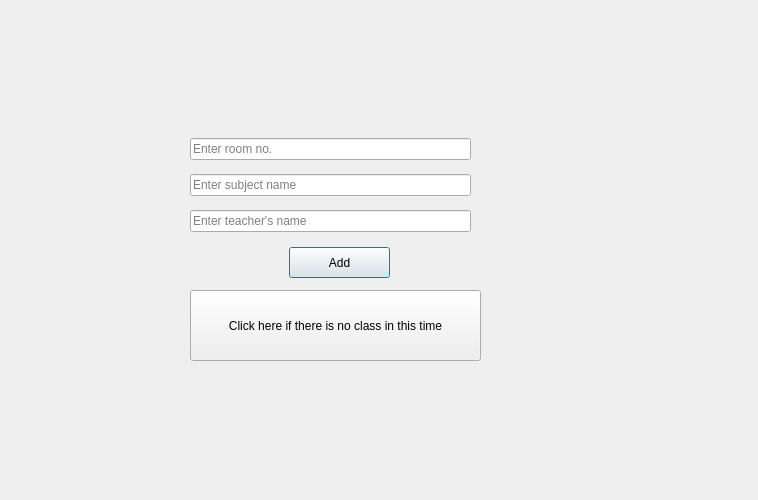
First picture: the form in addvaluestoroutine.ui, repository prazzx/Kakshya, before the edit.
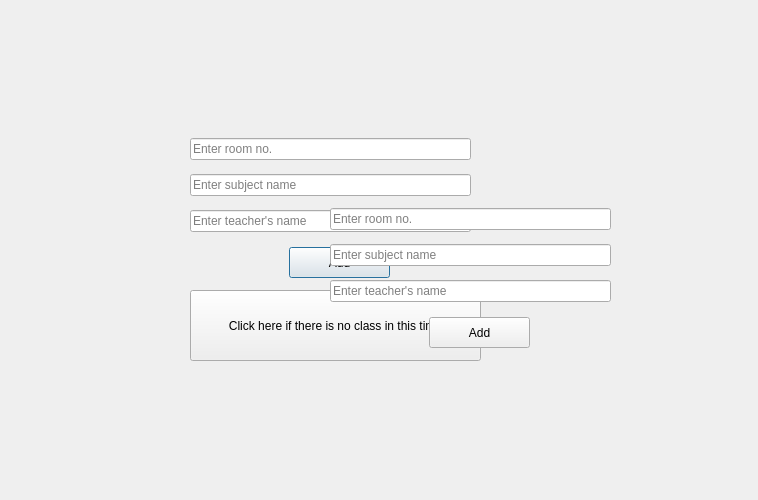
Second picture: the form after the edit.

The edit to the form file:
```diff
--- a/addvaluestoroutine.ui
+++ b/addvaluestoroutine.ui
@@ -72,6 +72,52 @@
     </item>
    </layout>
   </widget>
+  <widget class="QWidget" name="layoutWidget_2">
+   <property name="geometry">
+    <rect>
+     <x>330</x>
+     <y>200</y>
+     <width>281</width>
+     <height>111</height>
+    </rect>
+   </property>
+   <layout class="QVBoxLayout" name="verticalLayout_2">
+    <item>
+     <widget class="QLineEdit" name="lineEditrno_2">
+      <property name="placeholderText">
+       <string>Enter room no.</string>
+      </property>
+     </widget>
+    </item>
+    <item>
+     <widget class="QLineEdit" name="lineEditsname_2">
+      <property name="placeholderText">
+       <string>Enter subject name</string>
+      </property>
+     </widget>
+    </item>
+    <item>
+     <widget class="QLineEdit" name="lineEdittname_2">
+      <property name="placeholderText">
+       <string>Enter teacher's name</string>
+      </property>
+     </widget>
+    </item>
+   </layout>
+  </widget>
+  <widget class="QPushButton" name="pushButtonAdd_2">
+   <property name="geometry">
+    <rect>
+     <x>429</x>
+     <y>317</y>
+     <width>101</width>
+     <height>31</height>
+    </rect>
+   </property>
+   <property name="text">
+    <string>Add</string>
+   </property>
+  </widget>
  </widget>
  <resources/>
  <connections/>
```
